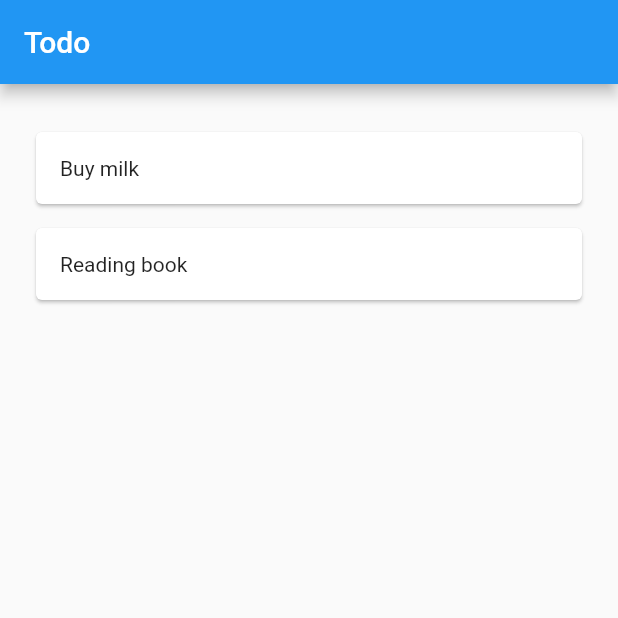
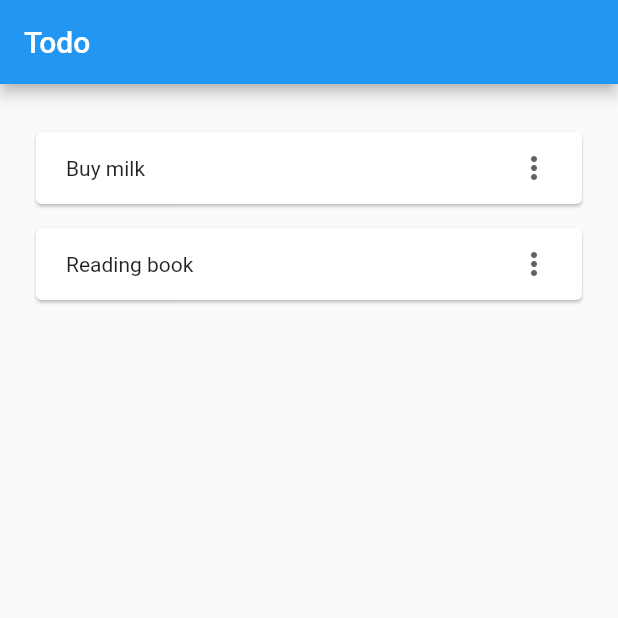
Before and after one commit to alfianandinugraha/flodo, a Flutter app: the screen it shows after launch, on a phone screen of 412 x 824 dp, the top half of it. Run offline on Flutter 3.47's test engine with Material 2 defaults, Android fonts, the phone set to English and light mode, and no system bars; our stand-ins replace nanoid.

Commit message:
feat(todo_card.dart): add dropdown and pass three function (onTap, onTapUpdate, onTapDelete)

```diff
--- a/lib/widgets/todo_card.dart
+++ b/lib/widgets/todo_card.dart
@@ -3,21 +3,62 @@ import 'package:flutter/material.dart';
 
 class TodoCard extends StatelessWidget {
   final Todo todo;
+  final Function(Todo)? onTap;
+  final Function(Todo)? onTapDelete;
+  final Function(Todo)? onTapUpdate;
 
-  const TodoCard({Key? key, required this.todo}) : super(key: key);
+  const TodoCard({
+    Key? key,
+    required this.todo,
+    this.onTap,
+    this.onTapUpdate,
+    this.onTapDelete
+  }) : super(key: key);
 
   @override
   Widget build(BuildContext context) {
-    // Todo todo = context.select<TodoProvider, Todo>((data) => data.todos[position]);
-    return Card(
-      margin: const EdgeInsets.only(bottom: 16),
-      child: Padding(
-        padding: const EdgeInsets.all(16),
-        child: Column(
-          crossAxisAlignment: CrossAxisAlignment.start,
-          children: [
-            Text(todo.name)
-          ],
+    return GestureDetector(
+      onTap: () {
+        onTap!(todo);
+      },
+      child: Card(
+        margin: const EdgeInsets.only(bottom: 16),
+        color: todo.isFinish ? Colors.grey[350] : Colors.white,
+        child: Padding(
+          padding: const EdgeInsets.symmetric(horizontal: 20),
+          child: Row(
+            mainAxisAlignment: MainAxisAlignment.spaceBetween,
+            children: [
+              Text(
+                todo.name,
+                style: TextStyle(
+                  decoration: todo.isFinish ? TextDecoration.lineThrough : TextDecoration.none
+                ),
+              ),
+              DropdownButtonHideUnderline(
+                child: DropdownButton(
+                  icon: const Icon(Icons.more_vert),
+                  underline: Container(
+                    height: 0,
+                  ),
+                  items: <String>['Update', 'Delete'].map((e) {
+                    return DropdownMenuItem<String>(
+                      child: Text(e),
+                      value: e,
+                    );
+                  }).toList(),
+                  onChanged: (value) {
+                    String status = value.toString().toLowerCase();
+                    if (status == 'update') {
+                      onTapUpdate!(todo);
+                    } else {
+                      onTapDelete!(todo);
+                    }
+                  }
+                )
+              )
+            ],
+          ),
         ),
       ),
     );
```
